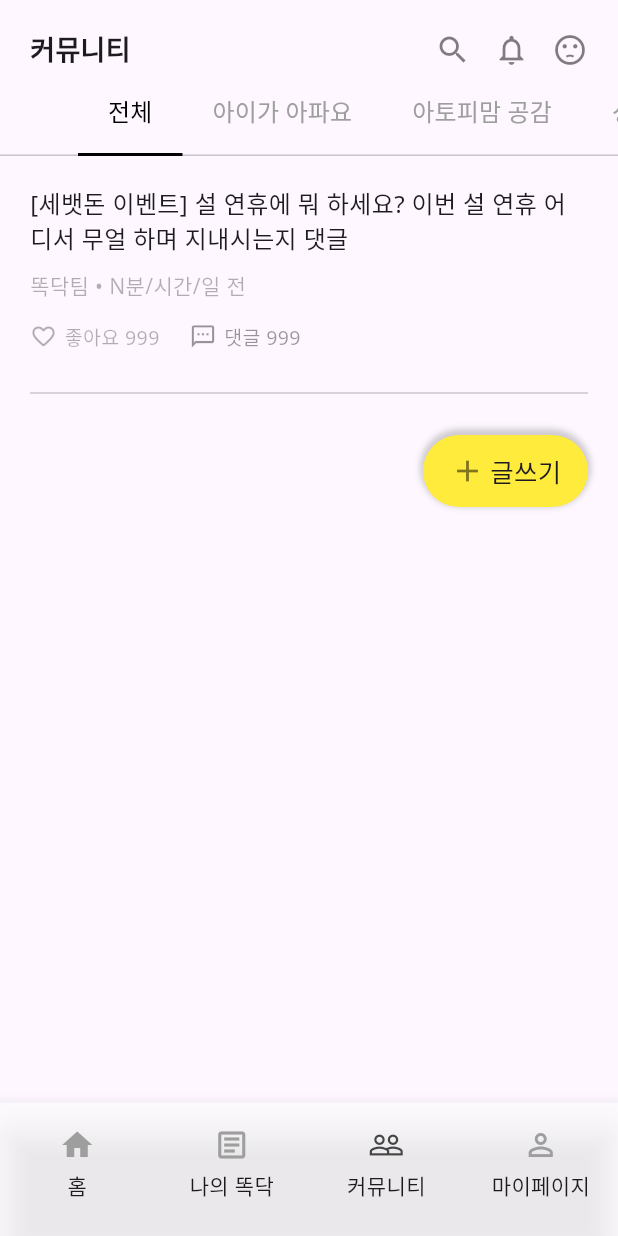
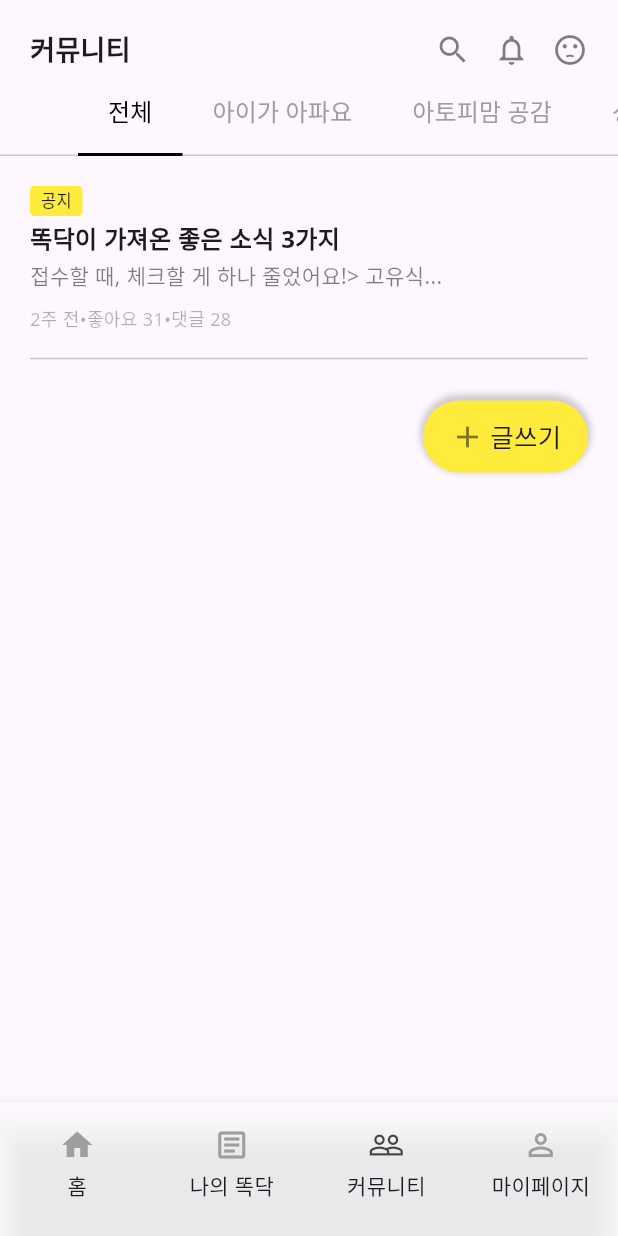
Before and after one commit to faithinker/ddocdoc_clone, a Flutter app: the screen it shows after launch, item 3 of the bottom bar chosen, on a phone screen of 412 x 824 dp. Run offline on Flutter 3.47's test engine with Material 3 defaults, Android fonts, the phone set to English and light mode, and no system bars; our stand-ins replace carousel_slider, flutter_riverpod, font_awesome_flutter, go_router, google_fonts, webview_flutter; network calls fail.

Commit message:
- 커뮤니티 타일 수정

```diff
--- a/lib/feature/community/community_screen.dart
+++ b/lib/feature/community/community_screen.dart
@@ -18,14 +18,7 @@ class CommunityScreen extends StatefulWidget {
 
 class _CommunityScreen extends State<CommunityScreen>
     with SingleTickerProviderStateMixin {
-  final _tabList = [
-    "전체",
-    "아이가 아파요",
-    "아토피맘 공감",
-    "성장발달 고민",
-    "육아•일상",
-    "이벤트"
-  ];
+  final _tabList = ["전체", "아이가 아파요", "아토피맘 공감", "성장발달 고민", "육아•일상", "이벤트"];
 
   late TabController tabController = TabController(
     length: _tabList.length,
@@ -123,57 +116,47 @@ class CommunityTile extends StatelessWidget {
         crossAxisAlignment: CrossAxisAlignment.start,
         mainAxisAlignment: MainAxisAlignment.center,
         children: [
+          Container(
+            width: 35,
+            height: 20,
+            decoration: const BoxDecoration(
+              color: Colors.yellow,
+              borderRadius: BorderRadius.all(Radius.circular(3)),
+              //border: Border.all(color: Colors.blue, width: 1.0),
+            ),
+            child: const Center(
+              child: Text(
+                '공지',
+                style: TextStyle(fontSize: 11.0),
+              ),
+            ),
+          ),
+          const SizedBox(height: 3),
           const Text(
-            '[세뱃돈 이벤트] 설 연휴에 뭐 하세요? 이번 설 연휴 어디서 무얼 하며 지내시는지 댓글',
+            '똑닥이 가져온 좋은 소식 3가지',
             textAlign: TextAlign.left,
-            style: TextStyle(fontSize: 16),
+            style: TextStyle(fontSize: 16, fontWeight: FontWeight.bold),
+          ),
+          const SizedBox(height: 3),
+          Text(
+            '접수할 때, 체크할 게 하나 줄었어요!> 고유식...',
+            textAlign: TextAlign.left,
+            style: TextStyle(
+              fontSize: 14,
+              fontWeight: FontWeight.normal,
+              color: Colors.black.withOpacity(0.5),
+            ),
           ),
           const SizedBox(height: 10),
-          Row(
-            children: [
-              Text(
-                '똑닥팀 • N분/시간/일 전',
-                textAlign: TextAlign.left,
-                style: TextStyle(
-                  fontSize: 14,
-                  color: Colors.black.withOpacity(0.3),
-                ),
-              ),
-            ],
+          Text(
+            '2주 전•좋아요 31•댓글 28',
+            textAlign: TextAlign.left,
+            style: TextStyle(
+              fontSize: 12,
+              color: Colors.black.withOpacity(0.3),
+            ),
           ),
-          const SizedBox(height: 15),
-          Row(
-            children: [
-              Icon(
-                Icons.favorite_outline_rounded,
-                size: 18,
-                color: Colors.black.withOpacity(0.3),
-              ),
-              const SizedBox(width: 5),
-              Text(
-                '좋아요 999',
-                style: TextStyle(
-                  fontSize: 13,
-                  color: Colors.black.withOpacity(0.3),
-                ),
-              ),
-              const SizedBox(width: 20),
-              Icon(
-                Icons.sms_outlined,
-                size: 18,
-                color: Colors.black.withOpacity(0.4),
-              ),
-              const SizedBox(width: 5),
-              Text(
-                '댓글 999',
-                style: TextStyle(
-                  fontSize: 13,
-                  color: Colors.black.withOpacity(0.4),
-                ),
-              ),
-            ],
-          ),
-          const SizedBox(height: 20),
+          const SizedBox(height: 10),
           Divider(
             thickness: 1.0,
             color: Colors.black.withOpacity(0.2),
```
